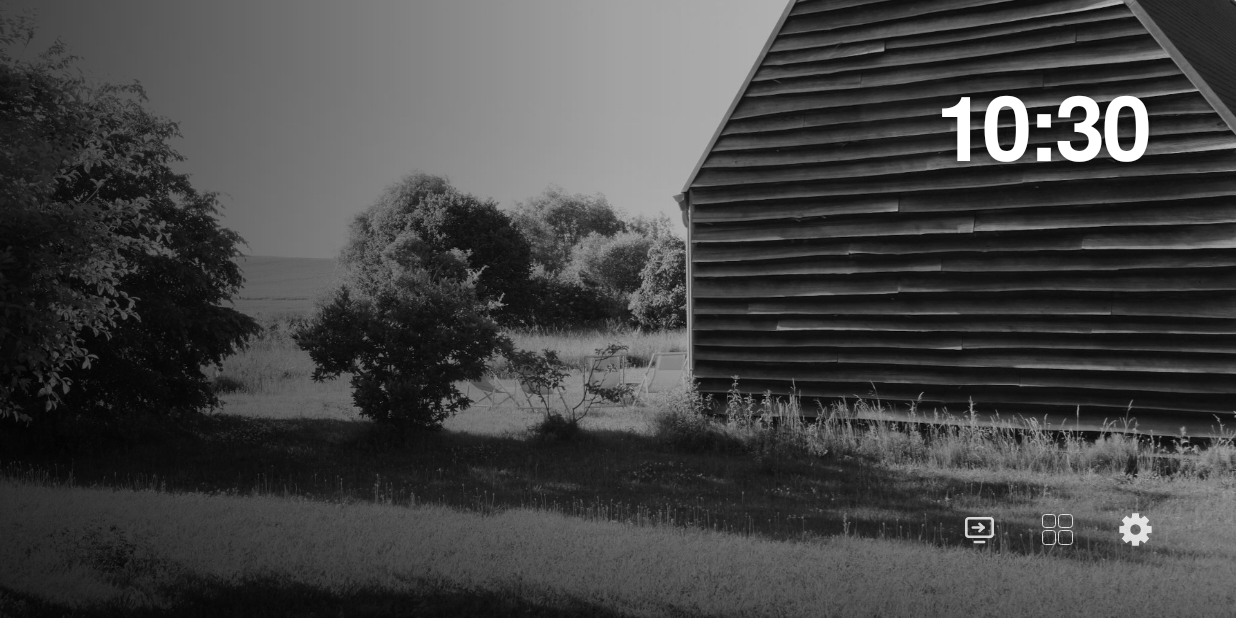
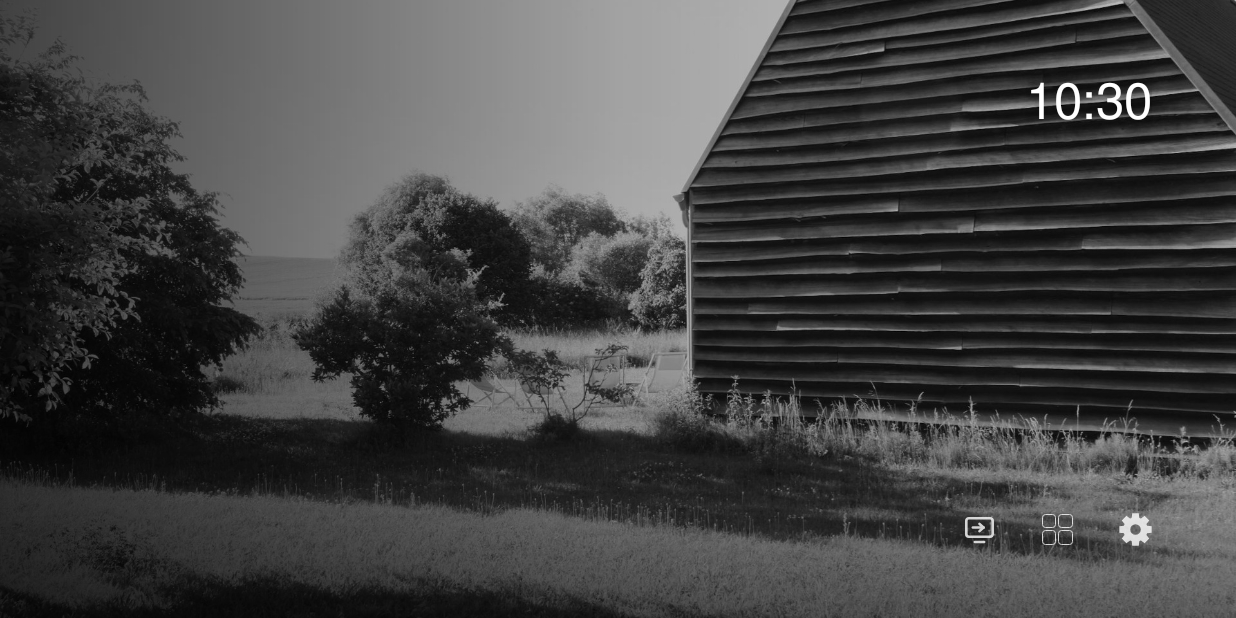
Before and after one commit to davjgr/minimal-launcher, an Android app: the screen it shows after launch (MainActivity), on a phone screen of 824 x 412 dp (held sideways). Run offline under Robolectric (Android 15) with nearby library versions, the phone set to English and light mode, and no system bars.

Commit message:
Previous clock style, new app order
Co-Authored-By: Claude Opus 5.5 <noreply@anthropic.com>
Claude-Session: https://claude.ai/code/session_01Am2S54v2WfovX2BdcsZkVc

```diff
--- a/app/build.gradle
+++ b/app/build.gradle
@@ -10,8 +10,8 @@ android {
         applicationId "eu.davidjaeger.minimal"
         minSdk 21
         targetSdk 28
-        versionCode 10
-        versionName "1.9"
+        versionCode 11
+        versionName "1.10"
     }
 
     // Fixed signing key so updates install over the previous version
--- a/app/src/main/java/eu/davidjaeger/minimal/MainActivity.java
+++ b/app/src/main/java/eu/davidjaeger/minimal/MainActivity.java
@@ -63,10 +63,10 @@ public class MainActivity extends Activity {
     // shape of the app icon on a transparent background.
     private static final String[][] FAVORITES = {
             {"YouTube", "com.google.android.youtube.tv", "white"},
+            {"MUBI", "com.mubi", "mono"},
             {"Prime Video", "com.amazon.amazonvideo.livingroom", "mono"},
+            {"Disney+", "com.disney.disneyplus", "white"},
             {"Netflix", "com.netflix.ninja", "mask"},
-            {"MUBI", "com.mubi", "mono"},
-            {"Disney+", "com.disney.disneyplus", "white"},
             {"Apple TV", "com.apple.atve.androidtv.appletv", "mono"},
             {"Spotify", "com.spotify.tv.android", "mono"},
     };
@@ -151,10 +151,8 @@ public class MainActivity extends Activity {
         // Clock (top right)
         clock = new TextView(this);
         clock.setTextColor(TEXT_COLOR);
-        clock.setTextSize(TypedValue.COMPLEX_UNIT_SP, 60);
-        clock.setLetterSpacing(-0.04f);
-        clock.setIncludeFontPadding(false);
-        clock.setTypeface(loadFont("fonts/clock.ttf"));
+        clock.setTextSize(TypedValue.COMPLEX_UNIT_SP, 34);
+        clock.setTypeface(displayFace);
         clock.setShadowLayer(dp(6), 0, 0, 0x66000000);
         FrameLayout.LayoutParams clLp = new FrameLayout.LayoutParams(
                 ViewGroup.LayoutParams.WRAP_CONTENT, ViewGroup.LayoutParams.WRAP_CONTENT,
```
Also changed, not shown: app/src/main/assets/fonts/clock.ttf (deleted).
